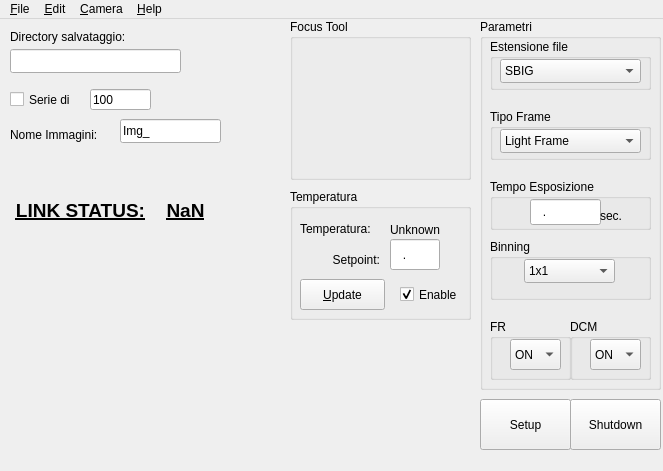
Above: mainwindow.ui from algebrato/PenguinSBIG before the change. Below: the same form after it.
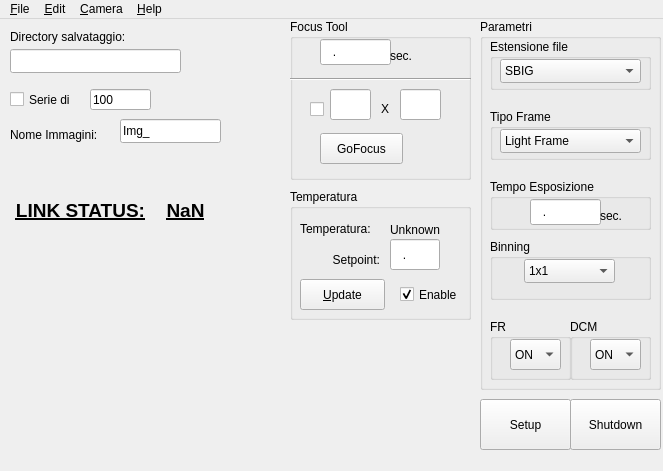
That is the form after the change. Icons and pictures are not drawn.

Commit message:
Change printhead box. Try to find a stable solution for FocusLoop. Can i use two QTimer?
	modified:   imageinfo.cpp
	modified:   imageinfo.h
	modified:   imageinfo.ui
	modified:   mainwindow.ui

What changed in the file:
```diff
--- a/mainwindow.ui
+++ b/mainwindow.ui
@@ -422,6 +422,119 @@
     <property name="title">
      <string>Focus Tool</string>
     </property>
+    <widget class="QLineEdit" name="exposureFld_2">
+     <property name="geometry">
+      <rect>
+       <x>30</x>
+       <y>20</y>
+       <width>71</width>
+       <height>26</height>
+      </rect>
+     </property>
+     <property name="maximumSize">
+      <size>
+       <width>82</width>
+       <height>32767</height>
+      </size>
+     </property>
+     <property name="sizeIncrement">
+      <size>
+       <width>0</width>
+       <height>0</height>
+      </size>
+     </property>
+     <property name="inputMask">
+      <string>009.999; </string>
+     </property>
+     <property name="text">
+      <string>.</string>
+     </property>
+    </widget>
+    <widget class="QLabel" name="label_6">
+     <property name="geometry">
+      <rect>
+       <x>100</x>
+       <y>30</y>
+       <width>57</width>
+       <height>14</height>
+      </rect>
+     </property>
+     <property name="text">
+      <string>sec.</string>
+     </property>
+    </widget>
+    <widget class="QPushButton" name="pushButton">
+     <property name="geometry">
+      <rect>
+       <x>30</x>
+       <y>114</y>
+       <width>83</width>
+       <height>31</height>
+      </rect>
+     </property>
+     <property name="text">
+      <string>GoFocus</string>
+     </property>
+    </widget>
+    <widget class="QCheckBox" name="checkBox">
+     <property name="geometry">
+      <rect>
+       <x>20</x>
+       <y>80</y>
+       <width>16</width>
+       <height>20</height>
+      </rect>
+     </property>
+     <property name="text">
+      <string/>
+     </property>
+    </widget>
+    <widget class="QLineEdit" name="lineEdit">
+     <property name="geometry">
+      <rect>
+       <x>40</x>
+       <y>70</y>
+       <width>41</width>
+       <height>31</height>
+      </rect>
+     </property>
+    </widget>
+    <widget class="QLabel" name="label_7">
+     <property name="geometry">
+      <rect>
+       <x>91</x>
+       <y>80</y>
+       <width>20</width>
+       <height>20</height>
+      </rect>
+     </property>
+     <property name="text">
+      <string>X</string>
+     </property>
+    </widget>
+    <widget class="QLineEdit" name="lineEdit_2">
+     <property name="geometry">
+      <rect>
+       <x>110</x>
+       <y>70</y>
+       <width>41</width>
+       <height>31</height>
+      </rect>
+     </property>
+    </widget>
+    <widget class="Line" name="line">
+     <property name="geometry">
+      <rect>
+       <x>0</x>
+       <y>50</y>
+       <width>181</width>
+       <height>20</height>
+      </rect>
+     </property>
+     <property name="orientation">
+      <enum>Qt::Horizontal</enum>
+     </property>
+    </widget>
    </widget>
    <widget class="QGroupBox" name="groupBox_9">
     <property name="geometry">
```
The commit also changes 3 other files.
